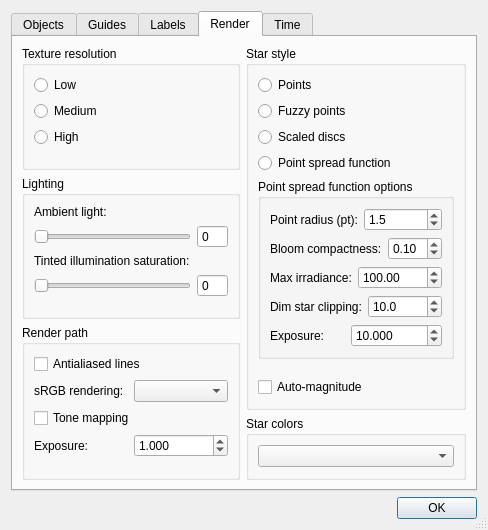
First picture: the form in src/celestia/qt/preferences.ui, repository CelestiaProject/Celestia, before the edit.
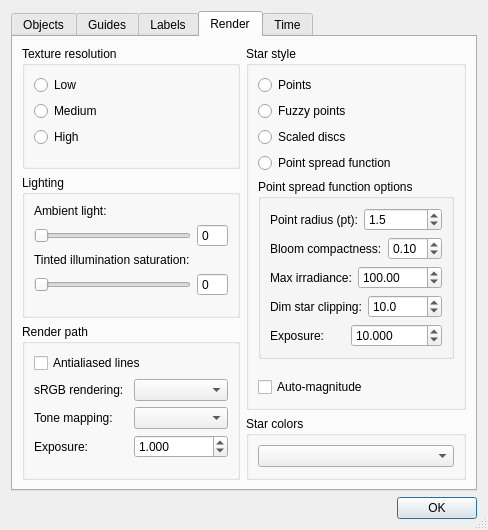
Second picture: the form after the edit. The open tabs and pages were chosen to show the change.

Commit message:
Unify sRGB tonemap shaders and add tone mapping mode enum (#2652)
There are more than one tone mapping methods in the world so we should
be more flexible by making it an enum instead of bool.

```diff
--- a/src/celestia/qt/preferences.ui
+++ b/src/celestia/qt/preferences.ui
@@ -1013,15 +1013,23 @@
              </layout>
             </item>
             <item>
-             <widget class="QCheckBox" name="toneMappingCheck">
+             <layout class="QHBoxLayout" name="horizontalLayout_toneMapping">
+              <item>
+               <widget class="QLabel" name="toneMappingLabel">
+                <property name="text">
+                 <string>Tone mapping:</string>
+                </property>
+               </widget>
+              </item>
+              <item>
+               <widget class="QComboBox" name="toneMappingCombo">
               <property name="toolTip">
                <string>Softly roll off HDR highlights instead of clipping them to white. Only affects sRGB rendering.</string>
               </property>
-              <property name="text">
-               <string>Tone mapping</string>
-              </property>
-             </widget>
-            </item>
+               </widget>
+              </item>
+             </layout>
+            </item>
             <item>
              <layout class="QHBoxLayout" name="horizontalLayout_exposure">
               <item>
```
Left out of the diff: 8 changed lines with no effect on the pictures. Lines whose indentation alone changed are shown as unchanged. The commit also changes 19 other files.
